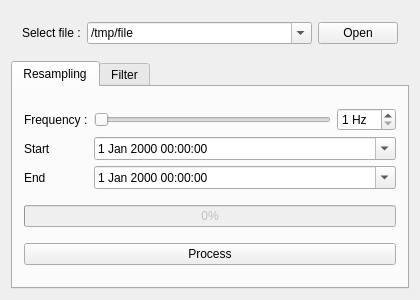
Qt form ipiwolf/mainwindow.ui (vstebe/ipiwolf) before a commit.
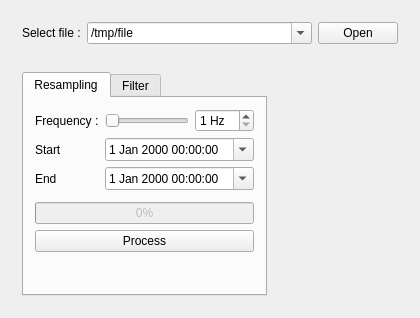
The same form after that commit. Icons and pictures are not drawn. Custom widgets are drawn as their Qt base class.

Commit message: resampler corrige + integration graph

Patch:
```diff
--- a/ipiwolf/mainwindow.ui
+++ b/ipiwolf/mainwindow.ui
@@ -7,7 +7,7 @@
     <x>0</x>
     <y>0</y>
     <width>420</width>
-    <height>300</height>
+    <height>318</height>
    </rect>
   </property>
   <property name="windowTitle">
@@ -64,7 +64,16 @@
      </widget>
     </item>
     <item>
+     <widget class="QWidget" name="widget_3" native="true">
+      <layout class="QHBoxLayout" name="horizontalLayout_2">
+       <item>
      <widget class="QTabWidget" name="tabWidget">
+         <property name="sizePolicy">
+          <sizepolicy hsizetype="Minimum" vsizetype="Expanding">
+           <horstretch>0</horstretch>
+           <verstretch>0</verstretch>
+          </sizepolicy>
+         </property>
       <property name="currentIndex">
        <number>0</number>
       </property>
@@ -83,7 +92,7 @@
            </widget>
           </item>
           <item row="1" column="2">
-           <widget class="QSpinBox" name="spinBox">
+              <widget class="QSpinBox" name="txtFreq">
             <property name="suffix">
              <string> Hz</string>
             </property>
@@ -123,14 +132,14 @@
            </widget>
           </item>
           <item row="3" column="1" colspan="2">
-           <widget class="QDateTimeEdit" name="dateTimeEdit_2">
+              <widget class="QDateTimeEdit" name="txtDateEnd">
             <property name="calendarPopup">
              <bool>true</bool>
             </property>
            </widget>
           </item>
           <item row="2" column="1" colspan="2">
-           <widget class="QDateTimeEdit" name="dateTimeEdit">
+              <widget class="QDateTimeEdit" name="txtDateStart">
             <property name="calendarPopup">
              <bool>true</bool>
             </property>
@@ -138,6 +147,9 @@
           </item>
          </layout>
         </item>
+           <item>
+            <widget class="QWidget" name="widget_2" native="true"/>
+           </item>
         <item>
          <widget class="QProgressBar" name="progressBar">
           <property name="enabled">
@@ -155,7 +167,7 @@
          </widget>
         </item>
         <item>
-         <widget class="QPushButton" name="pushButton">
+            <widget class="QPushButton" name="btnProcess">
           <property name="styleSheet">
            <string notr="true"/>
           </property>
@@ -164,6 +176,19 @@
           </property>
          </widget>
         </item>
+           <item>
+            <spacer name="verticalSpacer">
+             <property name="orientation">
+              <enum>Qt::Vertical</enum>
+             </property>
+             <property name="sizeHint" stdset="0">
+              <size>
+               <width>20</width>
+               <height>40</height>
+              </size>
+             </property>
+            </spacer>
+           </item>
        </layout>
       </widget>
       <widget class="QWidget" name="tab_2">
@@ -173,10 +198,31 @@
       </widget>
      </widget>
     </item>
+       <item>
+        <widget class="Graph" name="_graph" native="true">
+         <property name="sizePolicy">
+          <sizepolicy hsizetype="Expanding" vsizetype="Expanding">
+           <horstretch>0</horstretch>
+           <verstretch>0</verstretch>
+          </sizepolicy>
+         </property>
+        </widget>
+       </item>
+      </layout>
+     </widget>
+    </item>
    </layout>
   </widget>
  </widget>
  <layoutdefault spacing="6" margin="11"/>
+ <customwidgets>
+  <customwidget>
+   <class>Graph</class>
+   <extends>QWidget</extends>
+   <header>graph.h</header>
+   <container>1</container>
+  </customwidget>
+ </customwidgets>
  <resources/>
  <connections>
   <connection>
```
Left out of the diff: 4 changed lines with no effect on the pictures. Lines whose indentation alone changed are shown as unchanged. The commit also changes 13 other files.
